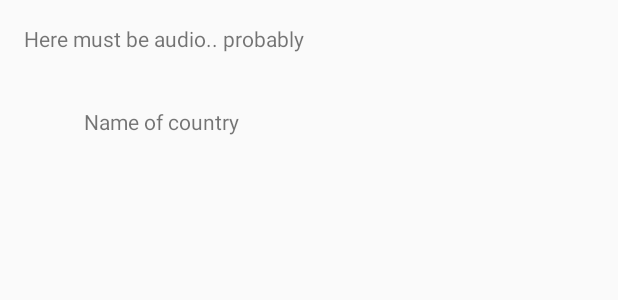
After one commit to Lamer11/samsebetourist, an Android app: the layout activity_audio_list.xml on its own in the app's theme, with its tools: preview values and no code run, on a phone screen of 412 x 824 dp. The commit adds this screen. Shown: the top 300 px of the screen. Run offline under Robolectric (Android 15) with nearby library versions, the phone set to English and light mode, and no system bars.

Commit message:
It was added class AudioList and also was wired with Countries through DataAdapter

```diff
--- a/app/src/main/AndroidManifest.xml
+++ b/app/src/main/AndroidManifest.xml
@@ -11,6 +11,7 @@
         android:supportsRtl="true"
         android:theme="@style/AppTheme"
         tools:ignore="GoogleAppIndexingWarning">
+        <activity android:name=".AudioList"></activity>
         <activity android:name=".Countries" />
         <activity android:name=".MainActivity">
             <intent-filter>
--- a/app/src/main/java/se/android/samsebetourist/Countries.java
+++ b/app/src/main/java/se/android/samsebetourist/Countries.java
@@ -29,7 +29,6 @@ public class Countries extends AppCompatActivity {
         DataAdapter adapter2 = new DataAdapter(this, objectCountries);
         // Устанавливаем для списка адаптер
         recyclerView.setAdapter(adapter2);
-
     }
 
     private void addObjectCountry(){
@@ -38,9 +37,7 @@ public class Countries extends AppCompatActivity {
         objectCountries.add(new ObjectCountry("ГЕРМАНИЯ", R.drawable.image4));
         objectCountries.add(new ObjectCountry("РОССИЯ", R.drawable.image5));
         objectCountries.add(new ObjectCountry("ЧЕХИЯ", R.drawable.image6));
-
     }
 
 
-
 }
--- a/app/src/main/java/se/android/samsebetourist/ObjectCountry.java
+++ b/app/src/main/java/se/android/samsebetourist/ObjectCountry.java
@@ -20,4 +20,5 @@ public class ObjectCountry {
             this.image = image;
         }
 
+
 }
--- /dev/null
+++ b/app/src/main/res/layout/activity_audio_list.xml
@@ -0,0 +1,32 @@
+<?xml version="1.0" encoding="utf-8"?>
+<androidx.constraintlayout.widget.ConstraintLayout xmlns:android="http://schemas.android.com/apk/res/android"
+    xmlns:app="http://schemas.android.com/apk/res-auto"
+    xmlns:tools="http://schemas.android.com/tools"
+    android:layout_width="match_parent"
+    android:layout_height="match_parent"
+    tools:context=".AudioList">
+
+    <TextView
+        android:id="@+id/textView"
+        android:layout_width="wrap_content"
+        android:layout_height="wrap_content"
+        android:layout_marginStart="16dp"
+        android:layout_marginLeft="16dp"
+        android:layout_marginTop="16dp"
+        android:text="Here must be audio.. probably"
+        app:layout_constraintStart_toStartOf="parent"
+        app:layout_constraintTop_toTopOf="parent" />
+
+    <TextView
+        android:id="@+id/textView2"
+        android:layout_width="wrap_content"
+        android:layout_height="wrap_content"
+        android:layout_marginStart="56dp"
+        android:layout_marginLeft="56dp"
+        android:layout_marginTop="36dp"
+        android:text="Name of country"
+        app:layout_constraintStart_toStartOf="parent"
+        app:layout_constraintTop_toBottomOf="@+id/textView" />
+
+
+</androidx.constraintlayout.widget.ConstraintLayout>
--- a/app/src/main/res/layout/activity_list_countries.xml
+++ b/app/src/main/res/layout/activity_list_countries.xml
@@ -4,7 +4,8 @@
     xmlns:tools="http://schemas.android.com/tools"
     android:layout_width="match_parent"
     android:layout_height="wrap_content"
-    android:background="@drawable/border">
+    android:background="@drawable/border"
+    android:id="@+id/linear">
 
     <ImageView
         android:id="@+id/image"
```
Also changed, not shown: app/src/main/java/se/android/samsebetourist/AudioList.java (added, +27 -0 lines), app/src/main/java/se/android/samsebetourist/DataAdapter.java (+19 -0 lines), 1 other file.
